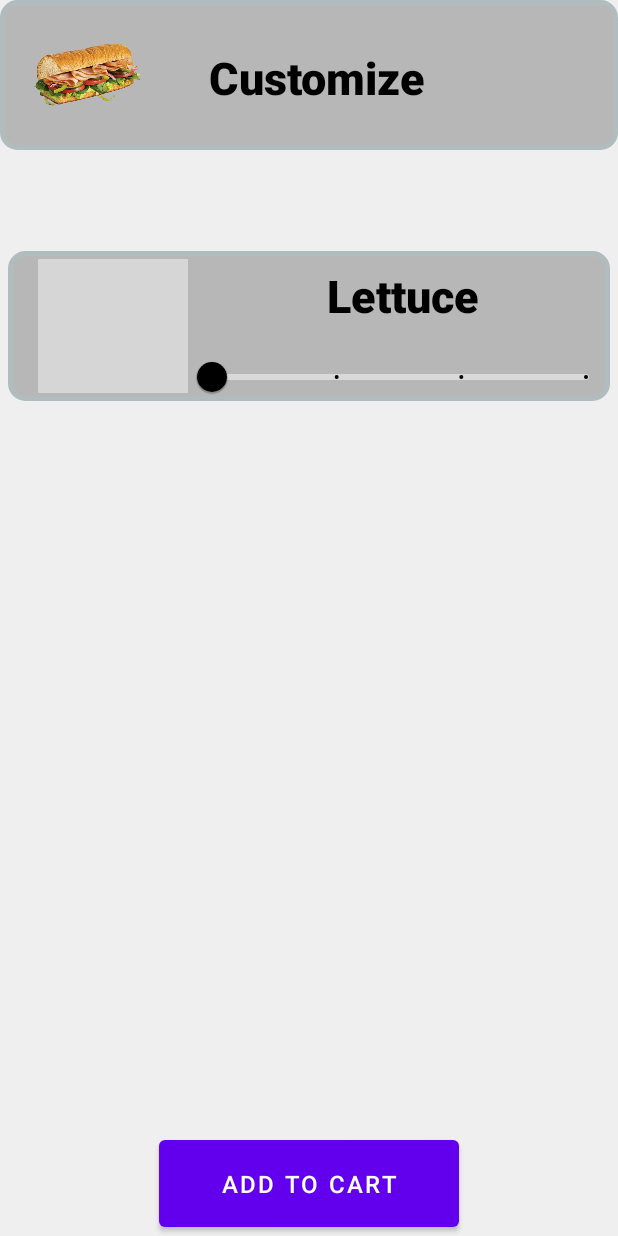
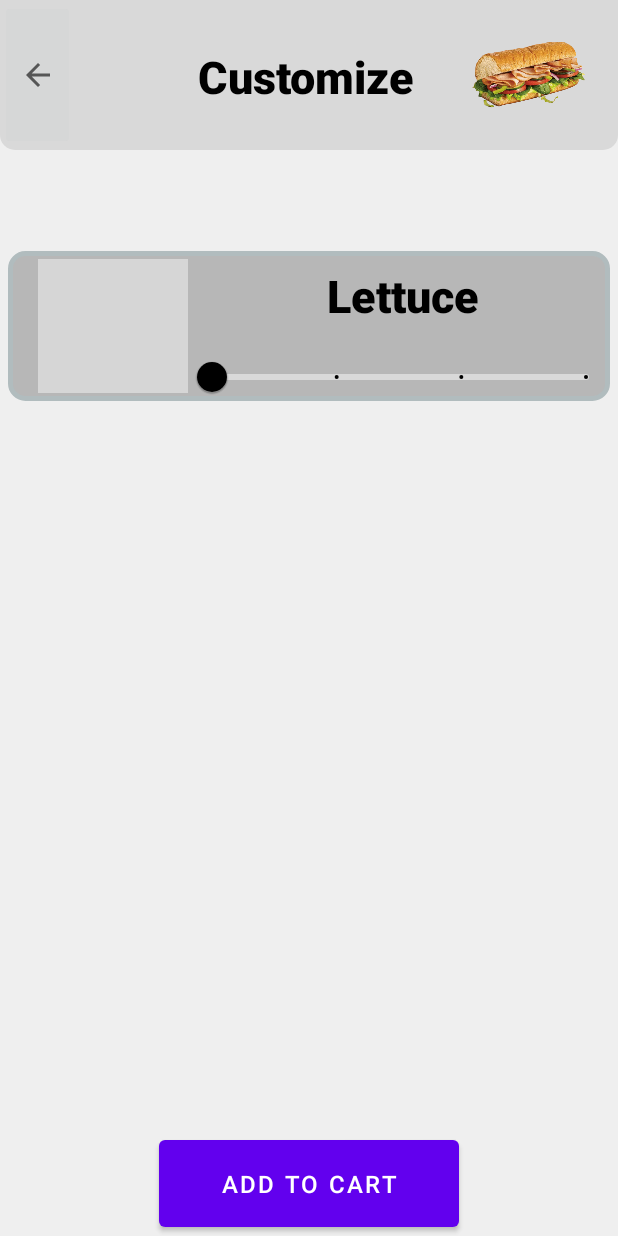
Before and after one commit to CSAllenISD/2023-ISP-SchoolFood, an Android app: the fragment CustomizeFragment shown on its own in the app's theme, on a phone screen of 412 x 824 dp. Run offline under Robolectric (Android 15) with nearby library versions, the phone set to English and light mode, and no system bars; grey boxes are pictures that could not be loaded.

Commit message:
Made Customize Page Navigable & Started Modular

```diff
--- a/App/app/src/main/java/com/schoolfood/ui/customize/CustomizeFragment.kt
+++ b/App/app/src/main/java/com/schoolfood/ui/customize/CustomizeFragment.kt
@@ -4,12 +4,13 @@ import android.os.Bundle
 import android.view.LayoutInflater
 import android.view.View
 import android.view.ViewGroup
+import android.widget.ImageButton
 import android.widget.TextView
 import androidx.fragment.app.Fragment
 import androidx.lifecycle.ViewModelProvider
+import androidx.navigation.fragment.findNavController
 import com.google.android.material.slider.Slider
 import com.schoolfood.databinding.FragmentCustomizeBinding
-import com.schoolfood.databinding.FragmentHomeBinding
 
 class CustomizeFragment : Fragment() {
 
@@ -29,6 +30,11 @@ class CustomizeFragment : Fragment() {
 
         _binding = FragmentCustomizeBinding.inflate(inflater, container, false)
 
+        val backBtn : ImageButton = binding.backBtn
+        backBtn.setOnClickListener {
+            findNavController().popBackStack()
+        }
+
         val sliderValues = listOf("None", "Light", "Regular", "Extra");
 
         val slider: Slider = binding.lettuceSlider
--- a/App/app/src/main/res/layout/fragment_customize.xml
+++ b/App/app/src/main/res/layout/fragment_customize.xml
@@ -6,26 +6,39 @@
     android:layout_height="match_parent"
     android:background="@color/main_bg"
     android:id="@+id/subway_main"
-    tools:context=".ui.home.SubwayFragment">
+    tools:context=".ui.customize.CustomizeFragment">
 
     <RelativeLayout
         android:id="@+id/customize_title"
         android:layout_width="0dp"
         android:layout_height="100dp"
         android:layout_margin="0dp"
-        android:background="@drawable/layout_bg"
+        android:background="@drawable/rounded_header"
         app:layout_constraintStart_toStartOf="parent"
         app:layout_constraintTop_toTopOf="parent">
 
+        <ImageButton
+            android:id="@+id/back_btn"
+            android:layout_width="50dp"
+            android:layout_height="50dp"
+            android:layout_marginTop="0dp"
+            android:layout_marginBottom="0dp"
+            android:src="?attr/homeAsUpIndicator"
+            android:contentDescription="Back"
+            android:layout_alignParentTop="true"
+            android:layout_alignParentLeft="true"
+            android:layout_alignParentBottom="true"/>
+
         <ImageView
             android:id="@+id/cover_image_subway"
-            android:layout_width="75dp"
+            android:layout_width="80dp"
             android:layout_height="wrap_content"
             android:layout_alignParentLeft="true"
             android:layout_alignParentTop="true"
+            android:layout_alignParentEnd="true"
             android:layout_alignParentBottom="true"
             android:layout_marginVertical="5dp"
-            android:layout_marginLeft="20dp"
+            android:layout_marginEnd="20dp"
             android:adjustViewBounds="true"
             android:contentDescription="@string/subway_logo"
             android:scaleType="fitCenter"
@@ -36,11 +49,11 @@
             android:layout_width="match_parent"
             android:layout_height="wrap_content"
             android:layout_alignParentTop="true"
+            android:layout_alignParentEnd="true"
             android:layout_alignParentBottom="true"
-            android:layout_marginStart="-82dp"
-            android:layout_marginTop="4dp"
-            android:layout_marginEnd="4dp"
-            android:layout_toEndOf="@+id/cover_image_subway"
+            android:layout_marginTop="3dp"
+            android:layout_marginEnd="5dp"
+            android:layout_marginBottom="1dp"
             android:fontFamily="sans-serif-black"
             android:gravity="center"
             android:text="Customize"
--- a/App/app/src/main/res/layout/fragment_home.xml
+++ b/App/app/src/main/res/layout/fragment_home.xml
@@ -5,7 +5,7 @@
     android:layout_width="match_parent"
     android:layout_height="match_parent"
     android:background="@color/main_bg"
-    tools:context=".ui.home.SubwayFragment">
+    tools:context=".ui.home.HomeFragment">
 
     <LinearLayout
         android:id="@+id/home_layout"
--- a/App/app/src/main/res/layout/fragment_subway.xml
+++ b/App/app/src/main/res/layout/fragment_resteraunt.xml
@@ -6,7 +6,7 @@
     android:layout_height="match_parent"
     android:background="@color/main_bg"
     android:id="@+id/subway_main"
-    tools:context=".ui.subway.SubwayFragment">
+    tools:context=".ui.restaurants.RestaurantsFragment">
 
     <RelativeLayout
         android:id="@+id/subway_title"
--- a/App/app/src/main/res/values/strings.xml
+++ b/App/app/src/main/res/values/strings.xml
@@ -6,4 +6,5 @@
     <string name="title_profile">Profile</string>
     <string name="title_prevordered">Previously Ordered</string>
     <string name="title_subway">Subway</string>
+    <string name="title_customize">Customize</string>
 </resources>
```
Also changed, not shown: App/app/src/main/java/com/schoolfood/datamodel/customize/CustomizeModel.kt (added, +20 -0 lines), App/app/src/main/java/com/schoolfood/ui/restaurants/RestaurantsFragment.kt (renamed from App/app/src/main/java/com/schoolfood/ui/subway/SubwayFragment.kt, +18 -9 lines), App/app/src/main/java/com/schoolfood/ui/restaurants/RestaurantsViewModel.kt (added, +15 -0 lines), App/app/src/main/java/com/schoolfood/ui/subway/SubwayViewModel.kt (deleted, +0 -13 lines), App/app/src/main/res/navigation/mobile_navigation.xml (+12 -2 lines).
